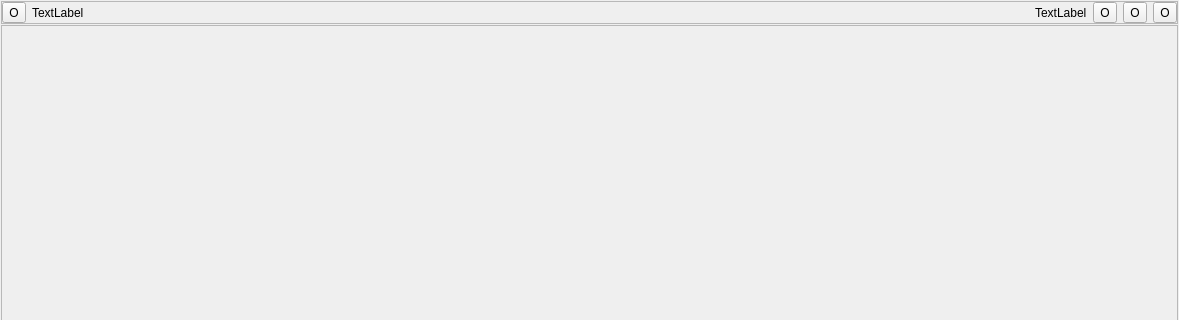
Before: the Qt Designer form mainwindow.ui in zhaohuarong/AVBrowser, drawn with Qt 5; both pictures show x 0 to 1179 and y 0 to 320 of the 1179 by 616 pixel window.
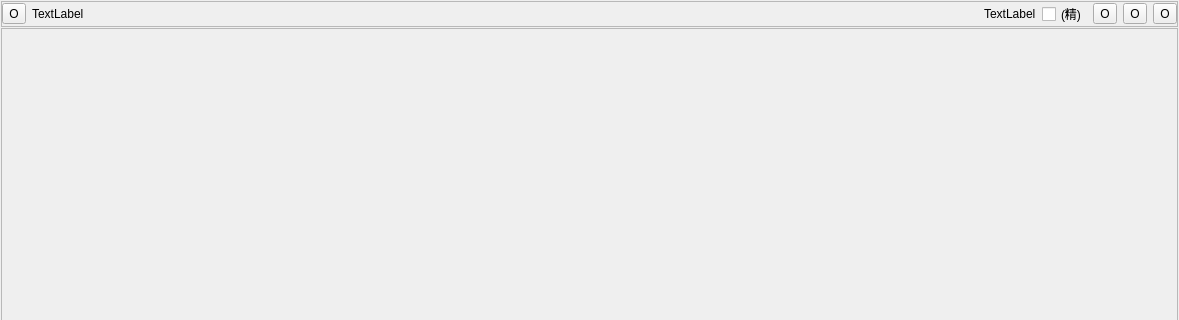
After: the same form once the commit is applied. Icons and pictures are not drawn.

Diff of the .ui file:
```diff
--- a/mainwindow.ui
+++ b/mainwindow.ui
@@ -95,6 +95,13 @@
          </property>
         </widget>
        </item>
+       <item>
+        <widget class="QCheckBox" name="chkBest">
+         <property name="text">
+          <string>(精)</string>
+         </property>
+        </widget>
+       </item>
        <item>
         <widget class="QToolButton" name="btnSnapshotDir">
          <property name="text">
```
